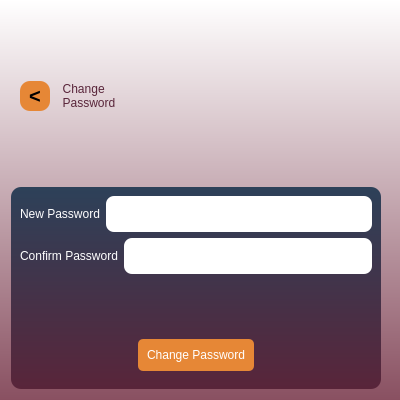
First picture: the form in change_password.ui, repository bikraj2/MITRA_FINAL, before the edit.
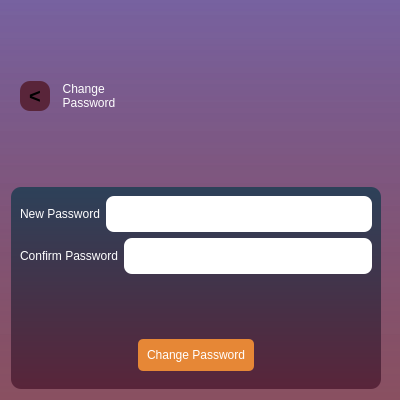
Second picture: the form after the edit. Icons and pictures are not drawn.

Diff of the .ui file:
```diff
--- a/change_password.ui
+++ b/change_password.ui
@@ -26,7 +26,7 @@
    <string>Dialog</string>
   </property>
   <property name="styleSheet">
-   <string notr="true">background-color: qlineargradient(spread:pad, x1:1, y1:1, x2:1, y2:0, stop:0 #895061, stop:1 white);;border-radius: 300px;
+   <string notr="true">background-color: qlineargradient(spread:pad, x1:1, y1:1, x2:1, y2:0, stop:0 #895061, stop:1 rgba(108, 85, 152, 186));;border-radius: 300px;
 </string>
   </property>
   <layout class="QVBoxLayout" name="verticalLayout_3">
@@ -57,7 +57,7 @@
          </size>
         </property>
         <property name="styleSheet">
-         <string notr="true">background-color:#e68736; border:0; border-radius:10; padding:5;font:bold 20px</string>
+         <string notr="true">background-color:#59253A; border:0; border-radius:10; padding:5;font:bold 20px</string>
         </property>
         <property name="text">
          <string>&lt;</string>
@@ -67,7 +67,7 @@
       <item>
        <widget class="QLabel" name="label_3">
         <property name="styleSheet">
-         <string notr="true">color:#59253A; font: bold 25px &quot;Sherif&quot;; padding:0; margin:0; </string>
+         <string notr="true">color:#FFF; font: bold 20px &quot;Sherif&quot;; padding:0; margin:0; </string>
         </property>
         <property name="text">
          <string>  Change
```
Left out of the diff: 2 changed lines with no effect on the pictures.
